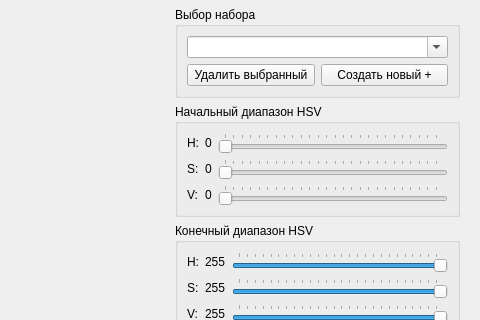
This is data/ui/color_range_settings_window.ui in gg-master/VISDOM_project as Qt 5 draws it before an edit; both pictures show x 720 to 1200 and y 99 to 419 of the 1200 by 643 pixel window. The edited form follows.
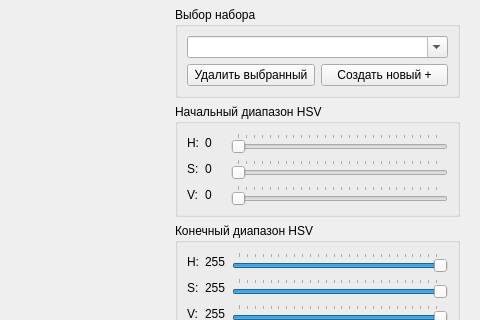
This is the edited form.

Commit message: Прописываю окно настройки цветового диапазона

Diff of the .ui file:
```diff
--- a/data/ui/color_range_settings_window.ui
+++ b/data/ui/color_range_settings_window.ui
@@ -158,6 +158,12 @@
         </item>
         <item>
          <widget class="QGroupBox" name="groupBox">
+          <property name="minimumSize">
+           <size>
+            <width>20</width>
+            <height>0</height>
+           </size>
+          </property>
           <property name="title">
            <string>Начальный диапазон HSV</string>
           </property>
@@ -228,6 +234,12 @@
                <verstretch>0</verstretch>
               </sizepolicy>
              </property>
+             <property name="minimumSize">
+              <size>
+               <width>20</width>
+               <height>0</height>
+              </size>
+             </property>
              <property name="text">
               <string>0</string>
              </property>
@@ -273,6 +285,12 @@
                <verstretch>0</verstretch>
               </sizepolicy>
              </property>
+             <property name="minimumSize">
+              <size>
+               <width>20</width>
+               <height>0</height>
+              </size>
+             </property>
              <property name="text">
               <string>0</string>
              </property>
```
Left out of the diff: 23 changed lines with no effect on the pictures. The commit also changes 4 other files.
